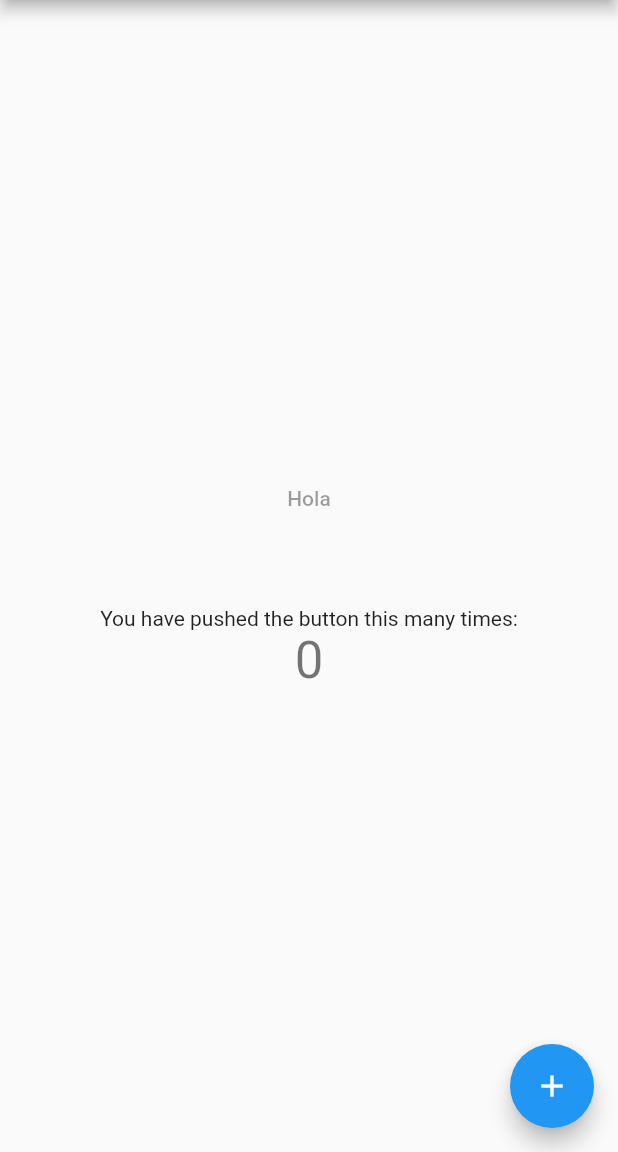
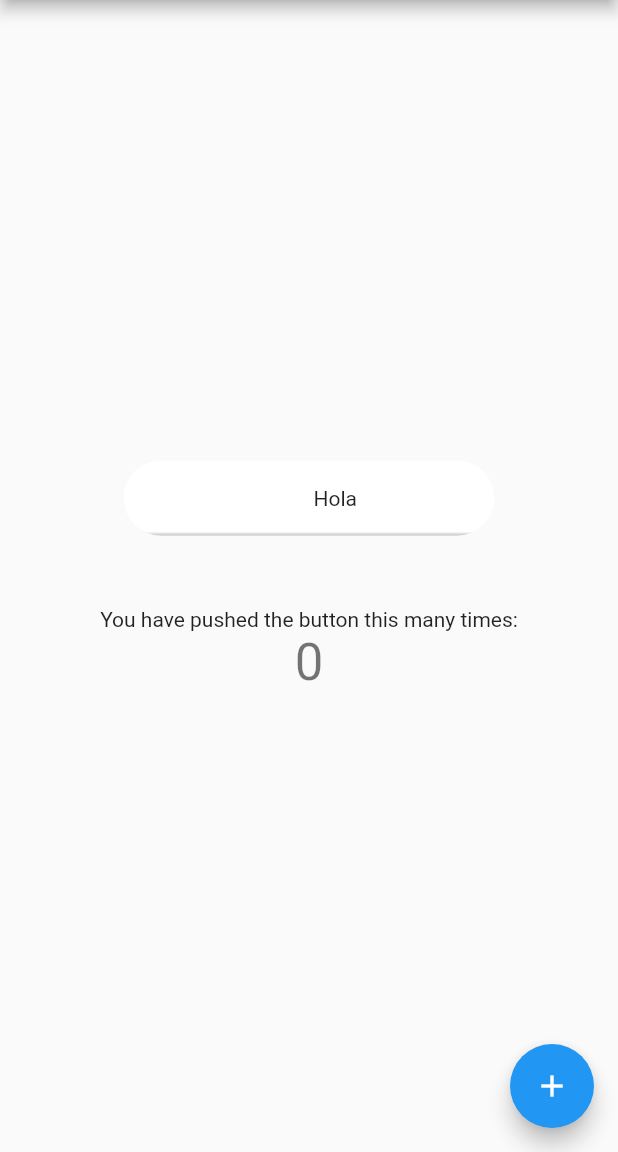
Before and after one commit to danielperez1234/registros-mike-sexto, a Flutter app: the screen it shows after launch, on a phone screen of 412 x 824 dp, the part 84-1236 px from its top. Run offline on Flutter 3.47's test engine with Material 2 defaults, Android fonts, the phone set to English and light mode, and no system bars.

Commit message:
Actualizar cust_button.dart, .gitignore y 6 más archivos...

```diff
--- a/lib/widgets/cust_button.dart
+++ b/lib/widgets/cust_button.dart
@@ -3,17 +3,56 @@ import 'package:flutter/src/widgets/framework.dart';
 import 'package:flutter/src/widgets/placeholder.dart';
 
 class CustButton extends StatelessWidget {
-  CustButton({super.key, required this.text,required this.onPress});
+  CustButton({super.key, required this.text,required this.onPress, this.icon});
   String text;
   Function() onPress;
+  IconData? icon;
   @override
   Widget build(BuildContext context) {
     return Container(
-      child: TextButton(
-        child: Text(text),
+      decoration: BoxDecoration(
+        gradient: LinearGradient(
+          colors: [
+             Colors.white,
+            Color.fromARGB(255, 195, 194, 194)
+          ],
+          begin: Alignment.topCenter,end: Alignment.bottomCenter, stops: [.95,1]
+        ),
+        /*boxShadow: [
+          BoxShadow(
+            color: Colors.black,
+            blurRadius: 20,
+            spreadRadius: 3,
+            offset: Offset(3,3)
+          ),
+                   BoxShadow(
+            color: Colors.black,
+            blurRadius: 20,
+            spreadRadius: 3,
+            offset: Offset(-3,-3)
+          )
+        ],*/
+        borderRadius: BorderRadius.circular(25)
+      ),
+      child: RawMaterialButton(
+        elevation: 8,
+        highlightElevation: 2,
+        hoverColor: Colors.grey.withOpacity(.5),
+        splashColor: Colors.black,
+        child: Container(alignment: Alignment.center, height: 50, width: MediaQuery.of(context).size.width * 0.6, child: Row(
+          mainAxisAlignment: MainAxisAlignment.center,
+          mainAxisSize: MainAxisSize.max,
+          children: [
+            Icon(icon, color: Colors.blue,size: 35,),
+            Text(text),
+
+          ],
+        )),
+        shape: RoundedRectangleBorder(borderRadius: BorderRadius.circular(25)),
         onPressed: () {
-          onPress(),
+          onPress();
         },
+
       ),
     );
   }
```
Also changed, not shown: 4 other files.
